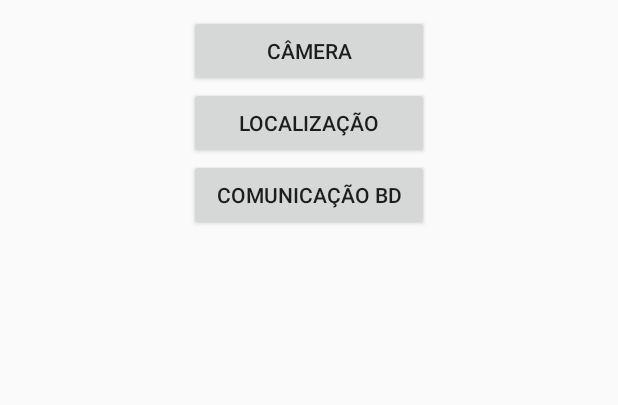
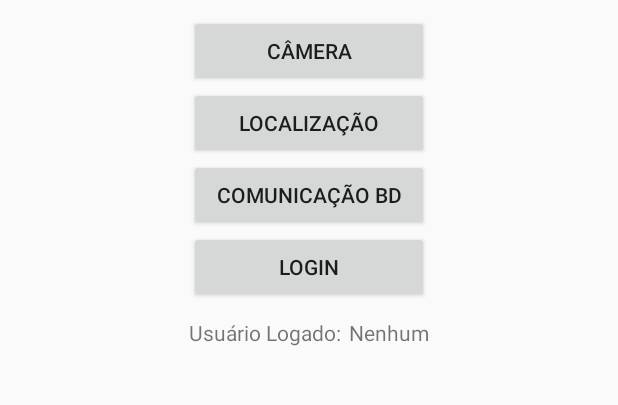
Before and after one commit to miltongneto/ZikaMob-Piloto, an Android app: the screen it shows after launch (MainActivity), on a phone screen of 412 x 824 dp, the part 121-526 px from its top. Run offline under Robolectric (Android 15) with nearby library versions, the phone set to English and light mode, and no system bars; libraries missing offline, so code that uses them is left out: com.facebook; 2 statements that could not run were skipped.

Commit message:
Login com facebook

```diff
--- a/app/build.gradle
+++ b/app/build.gradle
@@ -30,5 +30,6 @@ dependencies {
     compile 'com.googlecode.json-simple:json-simple:1.1'
     compile 'org.apache.httpcomponents:httpcore:4.4.1'
     compile 'org.apache.httpcomponents:httpclient:4.5'
+    compile 'com.facebook.android:facebook-android-sdk:4.25.0'
     testCompile 'junit:junit:4.12'
 }
--- a/app/src/main/java/com/zika/lika/zikamob/CommunitationDBActivity.java
+++ b/app/src/main/java/com/zika/lika/zikamob/CommunitationDBActivity.java
@@ -39,8 +39,8 @@ public class CommunitationDBActivity extends Activity {
     private String name;
     private String description;
 
-    private static String url_inserir_test = "http://192.168.25.10/DB_Server/inserir_teste.php?nome={name}&descricao={description}";
-    private static String url_select_test = "http://192.168.25.10/DB_Server/selecionar_teste.php?id=1";
+    private static String url_inserir_test = "http://150.161.248.222/DB_Server/inserir_teste.php?nome={name}&descricao={description}";
+    private static String url_select_test = "http://150.161.248.222/DB_Server/selecionar_teste.php?id=1";
     // JSON Node names
     private static final String TAG_SUCCESS = "success";
 
--- a/app/src/main/java/com/zika/lika/zikamob/MainActivity.java
+++ b/app/src/main/java/com/zika/lika/zikamob/MainActivity.java
@@ -3,14 +3,25 @@ package com.zika.lika.zikamob;
 import android.app.Activity;
 import android.content.Intent;
 import android.os.Bundle;
+import android.util.Log;
 import android.view.View;
 import android.widget.Button;
+import android.widget.TextView;
+
+import com.facebook.AccessToken;
+import com.facebook.GraphRequest;
+import com.facebook.GraphResponse;
+
+import org.json.JSONException;
+import org.json.JSONObject;
 
 public class MainActivity extends Activity {
 
     private Button btn_camera;
     private Button btn_localization;
     private Button btn_db;
+    private Button btn_login;
+    private TextView txt_user;
 
     @Override
     protected void onCreate(Bundle savedInstanceState) {
@@ -20,6 +31,8 @@ public class MainActivity extends Activity {
         btn_camera = (Button) findViewById(R.id.main_btn_camera);
         btn_localization = (Button) findViewById(R.id.main_btn_localization);
         btn_db = (Button) findViewById(R.id.main_btn_db);
+        btn_login = (Button) findViewById(R.id.main_btn_login);
+        txt_user = (TextView) findViewById(R.id.main_txt_user);
 
         btn_camera.setOnClickListener(new View.OnClickListener() {
             @Override
@@ -44,5 +57,42 @@ public class MainActivity extends Activity {
                 startActivity(intent);
             }
         });
+
+        btn_login.setOnClickListener(new View.OnClickListener() {
+            @Override
+            public void onClick(View view) {
+                Intent intent = new Intent(getApplicationContext(), LoginActivity.class);
+                startActivity(intent);
+            }
+        });
+
+        updateLoggedInUser();
+    }
+
+    private void updateLoggedInUser() {
+        AccessToken accessToken = AccessToken.getCurrentAccessToken();
+        boolean isLoggedIn = accessToken != null && !accessToken.isExpired();
+
+        if (isLoggedIn) {
+            GraphRequest request = GraphRequest.newMeRequest(accessToken,
+                    new GraphRequest.GraphJSONObjectCallback(){
+
+                        @Override
+                        public void onCompleted(JSONObject object, GraphResponse response) {
+                            Log.i("MainActivity", object.toString());
+                            try {
+                                txt_user.setText(object.getString("name").toString());
+                            } catch (JSONException e) {
+                                e.printStackTrace();
+                            }
+                        }
+                    });
+            Bundle parameters = new Bundle();
+            parameters.putString("fields", "id,name");
+            request.setParameters(parameters);
+            request.executeAsync();
+        } else {
+            txt_user.setText("Nenhum");
+        }
     }
 }
--- a/app/src/main/res/layout/activity_main.xml
+++ b/app/src/main/res/layout/activity_main.xml
@@ -35,4 +35,31 @@
         android:layout_width="160dp"
         android:layout_height="wrap_content"
         android:text="Comunicação BD" />
+
+    <Button
+        android:id="@+id/main_btn_login"
+        android:layout_width="160dp"
+        android:layout_height="wrap_content"
+        android:text="Login" />
+
+    <LinearLayout
+        android:layout_width="wrap_content"
+        android:layout_height="wrap_content"
+        android:orientation="horizontal"
+        android:layout_marginTop="10dp">
+
+        <TextView
+            android:layout_width="wrap_content"
+            android:layout_height="wrap_content"
+            android:text="Usuário Logado:"/>
+
+        <TextView
+            android:id="@+id/main_txt_user"
+            android:layout_width="wrap_content"
+            android:layout_height="wrap_content"
+            android:text="Nennum"
+            android:layout_marginLeft="5dp"/>
+
+    </LinearLayout>
+
 </LinearLayout>
--- a/app/src/main/res/values/strings.xml
+++ b/app/src/main/res/values/strings.xml
@@ -1,4 +1,6 @@
 <resources>
     <string name="app_name">ZikaMob</string>
     <string name="title_activity_camera">CameraActivity</string>
+    <string name="facebook_app_id">277038796387098</string>
+    <string name="fb_login_protocol_scheme">fb277038796387098</string>
 </resources>
--- a/build.gradle
+++ b/build.gradle
@@ -2,7 +2,8 @@
 
 buildscript {
     repositories {
-        jcenter()
+        //jcenter()
+        mavenCentral()
     }
     dependencies {
         classpath 'com.android.tools.build:gradle:2.3.3'
@@ -14,7 +15,8 @@ buildscript {
 
 allprojects {
     repositories {
-        jcenter()
+        //jcenter()
+        mavenCentral()
     }
 }
 
```
Also changed, not shown: app/src/main/AndroidManifest.xml (+24 -1 lines), app/src/main/java/com/zika/lika/zikamob/LoginActivity.java (added, +58 -0 lines), app/src/main/res/layout/activity_login.xml (added, +18 -0 lines).
